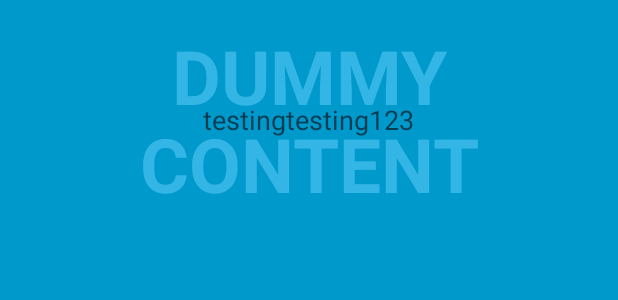
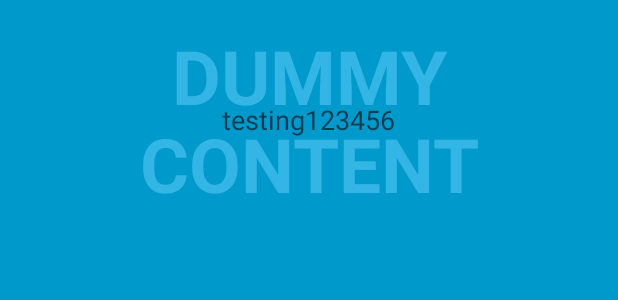
Before and after one commit to pvtsarge/test-repo-2, an Android app: the layout activity_fullscreen.xml on its own in the app's theme, with its tools: preview values and no code run, on a phone screen of 412 x 824 dp. Shown: the part 498-798 px from the top of the screen. Run offline under Robolectric (Android 15) with nearby library versions, the phone set to English and light mode, and no system bars.

Commit message:
third commit?

```diff
--- a/app/src/main/java/com/example/silent/testproject2/FullscreenActivity.java
+++ b/app/src/main/java/com/example/silent/testproject2/FullscreenActivity.java
@@ -160,4 +160,5 @@ public class FullscreenActivity extends AppCompatActivity {
         mHideHandler.removeCallbacks(mHideRunnable);
         mHideHandler.postDelayed(mHideRunnable, delayMillis);
     }
+
 }
--- a/app/src/main/res/layout/activity_fullscreen.xml
+++ b/app/src/main/res/layout/activity_fullscreen.xml
@@ -51,7 +51,7 @@
             android:layout_width="wrap_content"
             android:layout_height="wrap_content"
             android:textAppearance="?android:attr/textAppearanceMedium"
-            android:text="testingtesting123"
+            android:text="testing123456"
             android:id="@+id/textView"
             android:layout_gravity="center" />
     </FrameLayout>
```
